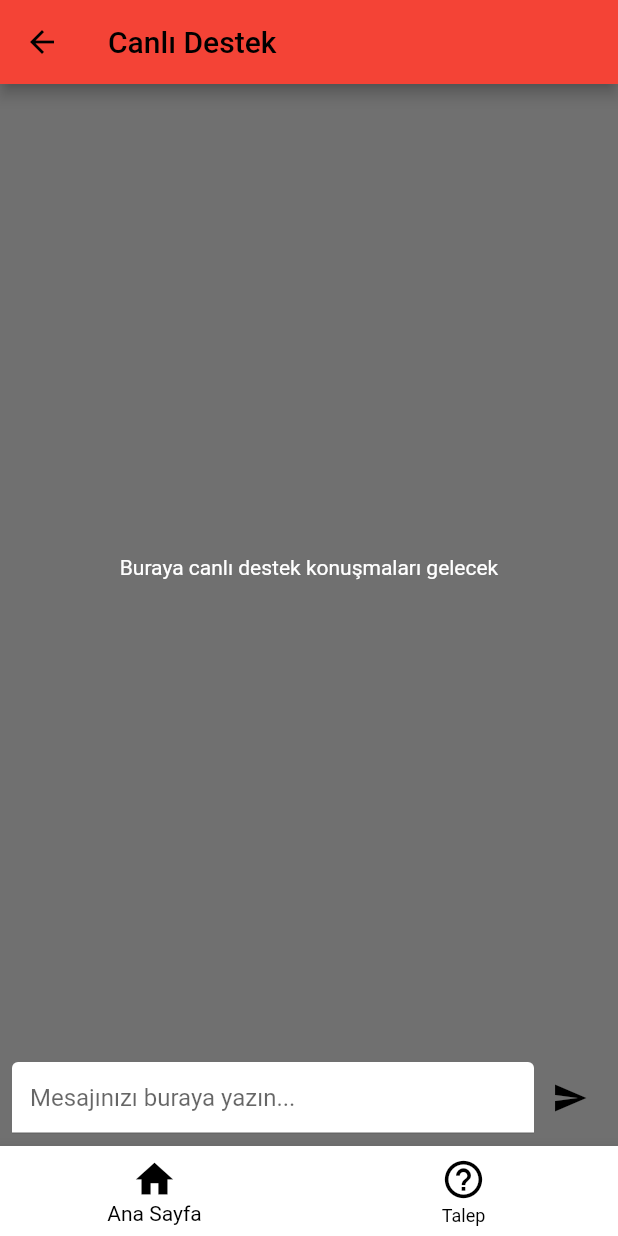
After one commit to tugcekepen/AskidaAfet, a Flutter app: the LiveSupportPage screen opened by its route, after a tap on the "send" icon, on a phone screen of 412 x 824 dp. The commit adds this screen. Run offline on Flutter 3.47's test engine with Material 2 defaults, Android fonts, the phone set to English and light mode, and no system bars.

Commit message:
Canlı destek sayfası eklendi

```diff
--- a/lib/ihtiyac_listesi.dart
+++ b/lib/ihtiyac_listesi.dart
@@ -2,6 +2,7 @@ import 'package:askida_afet/shopping_cart_screen.dart';
 import 'package:flutter/material.dart';
 import 'package:askida_afet/drawer_menu.dart';
 import 'package:askida_afet/search_delegate.dart';
+import 'package:askida_afet/live_support_page.dart';
 
 /*void copyItemsToCart() {
   cartItems.clear();
@@ -161,6 +162,7 @@ class _IhtiyacListesiState extends State<IhtiyacListesi> {
         padding: EdgeInsets.only(bottom: 65), // boşluk değeri
         child: FloatingActionButton(
           onPressed: () {
+            Navigator.pushNamed(context, '/liveSupport');
             // Chatbot ikonuna tıklandığında yapılacak işlemler
           },
           backgroundColor: Color(0xFFCF0000),
--- /dev/null
+++ b/lib/live_support_page.dart
@@ -0,0 +1,86 @@
+import 'package:flutter/material.dart';
+
+class LiveSupportPage extends StatelessWidget {
+  @override
+  Widget build(BuildContext context) {
+    return Scaffold(
+      backgroundColor: Color(0xFF707070),
+      appBar: AppBar(
+        leading: IconButton(
+          icon: Icon(Icons.arrow_back, color: Colors.black),
+          onPressed: () => Navigator.of(context).pop(), // Geri butonuna tıklanınca önceki sayfaya dön
+        ),
+        title: Text('Canlı Destek', style: TextStyle(color: Colors.black)),
+        backgroundColor: Colors.red,
+      ),
+      body: Column(
+        children: [
+          Expanded(
+            child: Container(
+              color: Color(0xFF707070),
+              child: Center(
+                child: Text(
+                  'Buraya canlı destek konuşmaları gelecek',
+                  style: TextStyle(color: Colors.white),
+                ),
+              ),
+            ),
+          ),
+          Padding(
+            padding: const EdgeInsets.all(8.0),
+            child: Row(
+              children: [
+                Expanded(
+                  child: TextField(
+                    decoration: InputDecoration(
+                      fillColor: Colors.white,
+                      filled: true,
+                      hintText: 'Mesajınızı buraya yazın...',
+                    ),
+                  ),
+                ),
+                IconButton(
+                  icon: Icon(Icons.send, color: Colors.black),
+                  onPressed: () {
+                    // Mesaj gönderme işlemi burada olacak
+                  },
+                ),
+              ],
+            ),
+          ),
+        ],
+      ),
+      bottomNavigationBar: BottomNavigationBar(
+        backgroundColor: Colors.white,
+        selectedItemColor: Colors.black,
+        unselectedItemColor: Colors.black,
+        items: [
+          BottomNavigationBarItem(
+            icon: Icon(
+              Icons.home,
+              size: 30,
+            ),
+            label: 'Ana Sayfa',
+          ),
+          BottomNavigationBarItem(
+            icon: Icon(
+              Icons.help_outline_outlined,
+              size: 30,
+            ),
+            label: 'Talep',
+          ),
+        ],
+        onTap: (index) {
+          switch (index) {
+            case 0:
+              Navigator.pushNamed(context, '/home');
+              break;
+            case 1:
+              Navigator.pushNamed(context, '/request');
+              break;
+          }
+        },
+      ),
+    );
+  }
+}
--- a/lib/main.dart
+++ b/lib/main.dart
@@ -1,6 +1,7 @@
 import 'package:flutter/material.dart';
 import 'package:askida_afet/logo_screen.dart';
 import 'package:askida_afet/login_screen.dart';
+import 'live_support_page.dart';
 
 void main() {
   runApp(MyApp());
@@ -13,8 +14,11 @@ class MyApp extends StatelessWidget {
       home: SplashScreen(), // Başlangıç ekranı olarak SplashScreen'i kullanıyoruz
       routes: {
         '/loginScreen': (context) => LoginScreen(),
+        '/liveSupport': (context) => LiveSupportPage(),
+
       },
     );
+
   }
 }
 
--- a/pubspec.yaml
+++ b/pubspec.yaml
@@ -19,7 +19,7 @@ publish_to: 'none' # Remove this line if you wish to publish to pub.dev
 version: 1.0.0+1
 
 environment:
-  sdk: '>=2.19.4 <3.0.0'
+  sdk: '>=2.18.2 <3.0.0'
 
 # Dependencies specify other packages that your package needs in order to work.
 # To automatically upgrade your package dependencies to the latest versions
```
Also changed, not shown: pubspec.lock.
